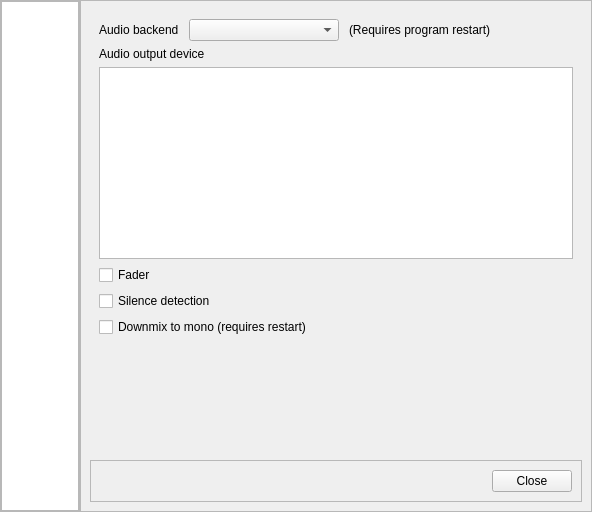
Qt form KaraokeHost/dlgsettings.ui (OpenKJ/OpenKJ) before a commit.
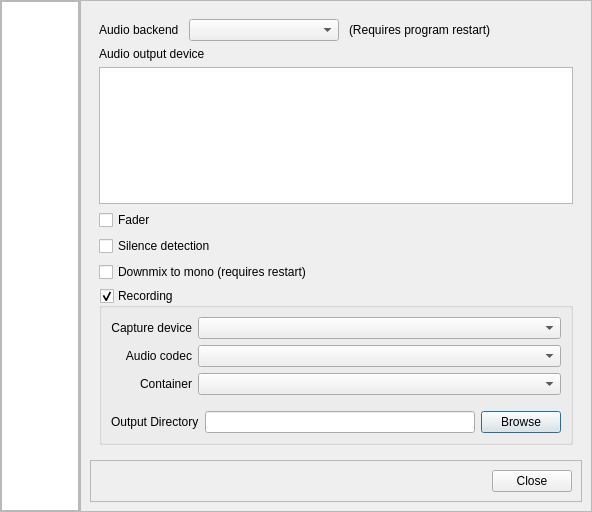
The same form after that commit.

Commit message: Beginnings of performance recording functionality

```diff
--- a/KaraokeHost/dlgsettings.ui
+++ b/KaraokeHost/dlgsettings.ui
@@ -207,6 +207,91 @@
               </property>
              </widget>
             </item>
+            <item>
+             <widget class="QGroupBox" name="groupBoxRecording">
+              <property name="title">
+               <string>Recording</string>
+              </property>
+              <property name="checkable">
+               <bool>true</bool>
+              </property>
+              <layout class="QVBoxLayout" name="verticalLayout_5">
+               <item>
+                <layout class="QFormLayout" name="formLayout_2">
+                 <property name="labelAlignment">
+                  <set>Qt::AlignRight|Qt::AlignTrailing|Qt::AlignVCenter</set>
+                 </property>
+                 <property name="bottomMargin">
+                  <number>10</number>
+                 </property>
+                 <item row="0" column="0">
+                  <widget class="QLabel" name="label_13">
+                   <property name="text">
+                    <string>Capture device</string>
+                   </property>
+                   <property name="alignment">
+                    <set>Qt::AlignRight|Qt::AlignTrailing|Qt::AlignVCenter</set>
+                   </property>
+                  </widget>
+                 </item>
+                 <item row="0" column="1">
+                  <widget class="QComboBox" name="comboBoxDevice"/>
+                 </item>
+                 <item row="1" column="0">
+                  <widget class="QLabel" name="label_14">
+                   <property name="sizePolicy">
+                    <sizepolicy hsizetype="Preferred" vsizetype="Preferred">
+                     <horstretch>0</horstretch>
+                     <verstretch>0</verstretch>
+                    </sizepolicy>
+                   </property>
+                   <property name="text">
+                    <string>Audio codec</string>
+                   </property>
+                   <property name="alignment">
+                    <set>Qt::AlignRight|Qt::AlignTrailing|Qt::AlignVCenter</set>
+                   </property>
+                  </widget>
+                 </item>
+                 <item row="1" column="1">
+                  <widget class="QComboBox" name="comboBoxCodec"/>
+                 </item>
+                 <item row="2" column="0">
+                  <widget class="QLabel" name="label_16">
+                   <property name="text">
+                    <string>Container</string>
+                   </property>
+                  </widget>
+                 </item>
+                 <item row="2" column="1">
+                  <widget class="QComboBox" name="comboBoxContainer"/>
+                 </item>
+                </layout>
+               </item>
+               <item>
+                <layout class="QHBoxLayout" name="horizontalLayout_12">
+                 <item>
+                  <widget class="QLabel" name="label_15">
+                   <property name="text">
+                    <string>Output Directory</string>
+                   </property>
+                  </widget>
+                 </item>
+                 <item>
+                  <widget class="QLineEdit" name="lineEditOutputDir"/>
+                 </item>
+                 <item>
+                  <widget class="QPushButton" name="buttonBrowse">
+                   <property name="text">
+                    <string>Browse</string>
+                   </property>
+                  </widget>
+                 </item>
+                </layout>
+               </item>
+              </layout>
+             </widget>
+            </item>
             <item>
              <spacer name="verticalSpacer">
               <property name="orientation">
```
The commit also changes 9 other files.
